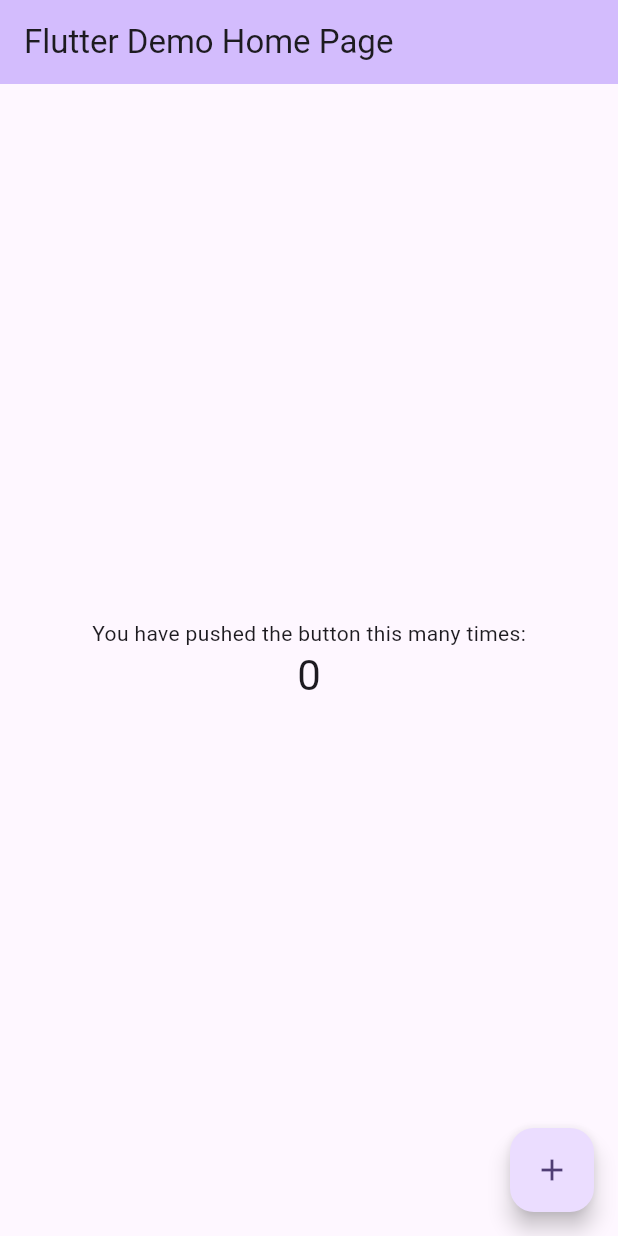
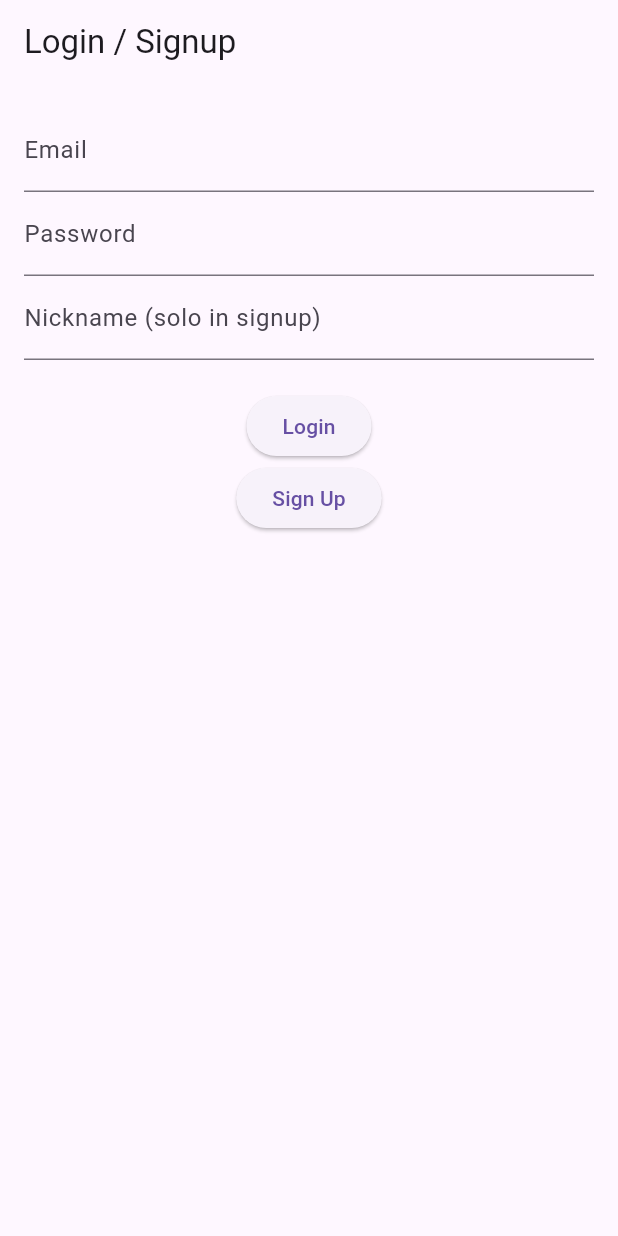
Before and after one commit to Leodiggio/the_mind_game, a Flutter app: the screen it shows after launch, on a phone screen of 412 x 824 dp. Run offline on Flutter 3.47's test engine with Material 3 defaults, Android fonts, the phone set to English and light mode, and no system bars; our stand-ins replace cloud_firestore, firebase_auth, firebase_core, localstorage; accounts and stored records are empty.

Commit message:
added auth logic and login screen. Added Firebase, Firestone....Modified some versioning to avoid conflicts

```diff
--- a/lib/main.dart
+++ b/lib/main.dart
@@ -1,125 +1,44 @@
+import 'package:firebase_auth/firebase_auth.dart';
+import 'package:firebase_core/firebase_core.dart';
 import 'package:flutter/material.dart';
+import 'package:the_mind_game/screens/home_screen.dart';
+import 'package:the_mind_game/screens/login_screen.dart';
+import 'package:the_mind_game/services/auth_service.dart';
+import 'package:the_mind_game/services/user_service.dart';
 
-void main() {
-  runApp(const MyApp());
+void main() async {
+  WidgetsFlutterBinding.ensureInitialized();
+  await Firebase.initializeApp();
+  runApp(MyApp());
 }
 
 class MyApp extends StatelessWidget {
-  const MyApp({super.key});
+  MyApp({super.key});
+
+  final authService = AuthService();
+  final userService = UserService();
 
   // This widget is the root of your application.
   @override
   Widget build(BuildContext context) {
     return MaterialApp(
-      title: 'Flutter Demo',
-      theme: ThemeData(
-        // This is the theme of your application.
-        //
-        // TRY THIS: Try running your application with "flutter run". You'll see
-        // the application has a purple toolbar. Then, without quitting the app,
-        // try changing the seedColor in the colorScheme below to Colors.green
-        // and then invoke "hot reload" (save your changes or press the "hot
-        // reload" button in a Flutter-supported IDE, or press "r" if you used
-        // the command line to start the app).
-        //
-        // Notice that the counter didn't reset back to zero; the application
-        // state is not lost during the reload. To reset the state, use hot
-        // restart instead.
-        //
-        // This works for code too, not just values: Most code changes can be
-        // tested with just a hot reload.
-        colorScheme: ColorScheme.fromSeed(seedColor: Colors.deepPurple),
-        useMaterial3: true,
+      home: StreamBuilder<User?>(
+        stream: FirebaseAuth.instance.authStateChanges(),
+        builder: (context, snapshot) {
+          if (snapshot.connectionState == ConnectionState.active) {
+            final user = snapshot.data;
+            // Se user == null => non loggato => mostra LoginScreen
+            if (user == null) {
+              return LoginScreen(authService: authService,);
+            } else {
+              // se c'è un utente loggato => HomeScreen
+              return HomeScreen(userService: userService,);
+            }
+          }
+          return const Scaffold(
+              body: Center(child: CircularProgressIndicator()));
+        },
       ),
-      home: const MyHomePage(title: 'Flutter Demo Home Page'),
     );
   }
 }
-
-class MyHomePage extends StatefulWidget {
-  const MyHomePage({super.key, required this.title});
-
-  // This widget is the home page of your application. It is stateful, meaning
-  // that it has a State object (defined below) that contains fields that affect
-  // how it looks.
-
-  // This class is the configuration for the state. It holds the values (in this
-  // case the title) provided by the parent (in this case the App widget) and
-  // used by the build method of the State. Fields in a Widget subclass are
-  // always marked "final".
-
-  final String title;
-
-  @override
-  State<MyHomePage> createState() => _MyHomePageState();
-}
-
-class _MyHomePageState extends State<MyHomePage> {
-  int _counter = 0;
-
-  void _incrementCounter() {
-    setState(() {
-      // This call to setState tells the Flutter framework that something has
-      // changed in this State, which causes it to rerun the build method below
-      // so that the display can reflect the updated values. If we changed
-      // _counter without calling setState(), then the build method would not be
-      // called again, and so nothing would appear to happen.
-      _counter++;
-    });
-  }
-
-  @override
-  Widget build(BuildContext context) {
-    // This method is rerun every time setState is called, for instance as done
-    // by the _incrementCounter method above.
-    //
-    // The Flutter framework has been optimized to make rerunning build methods
-    // fast, so that you can just rebuild anything that needs updating rather
-    // than having to individually change instances of widgets.
-    return Scaffold(
-      appBar: AppBar(
-        // TRY THIS: Try changing the color here to a specific color (to
-        // Colors.amber, perhaps?) and trigger a hot reload to see the AppBar
-        // change color while the other colors stay the same.
-        backgroundColor: Theme.of(context).colorScheme.inversePrimary,
-        // Here we take the value from the MyHomePage object that was created by
-        // the App.build method, and use it to set our appbar title.
-        title: Text(widget.title),
-      ),
-      body: Center(
-        // Center is a layout widget. It takes a single child and positions it
-        // in the middle of the parent.
-        child: Column(
-          // Column is also a layout widget. It takes a list of children and
-          // arranges them vertically. By default, it sizes itself to fit its
-          // children horizontally, and tries to be as tall as its parent.
-          //
-          // Column has various properties to control how it sizes itself and
-          // how it positions its children. Here we use mainAxisAlignment to
-          // center the children vertically; the main axis here is the vertical
-          // axis because Columns are vertical (the cross axis would be
-          // horizontal).
-          //
-          // TRY THIS: Invoke "debug painting" (choose the "Toggle Debug Paint"
-          // action in the IDE, or press "p" in the console), to see the
-          // wireframe for each widget.
-          mainAxisAlignment: MainAxisAlignment.center,
-          children: <Widget>[
-            const Text(
-              'You have pushed the button this many times:',
-            ),
-            Text(
-              '$_counter',
-              style: Theme.of(context).textTheme.headlineMedium,
-            ),
-          ],
-        ),
-      ),
-      floatingActionButton: FloatingActionButton(
-        onPressed: _incrementCounter,
-        tooltip: 'Increment',
-        child: const Icon(Icons.add),
-      ), // This trailing comma makes auto-formatting nicer for build methods.
-    );
-  }
-}
--- /dev/null
+++ b/lib/screens/login_screen.dart
@@ -0,0 +1,87 @@
+import 'package:flutter/material.dart';
+import 'package:the_mind_game/services/auth_service.dart';
+
+class LoginScreen extends StatefulWidget {
+  final AuthService authService; // iniettiamo il servizio
+
+  const LoginScreen({Key? key, required this.authService}) : super(key: key);
+
+  @override
+  State<LoginScreen> createState() => _LoginScreenState();
+}
+
+class _LoginScreenState extends State<LoginScreen> {
+  final _emailController = TextEditingController();
+  final _passwordController = TextEditingController();
+  final _nicknameController = TextEditingController();
+
+  Future<void> _login() async {
+    try {
+      await widget.authService.login(
+        _emailController.text,
+        _passwordController.text,
+      );
+      // Il StreamBuilder in main.dart farà il resto (mostrando la Home se utente loggato).
+    } catch (e) {
+      print("Errore di login: $e");
+      // show a dialog/snackbar
+    }
+  }
+
+  Future<void> _signup() async {
+    try {
+      await widget.authService.signup(
+        _emailController.text,
+        _passwordController.text,
+        _nicknameController.text,
+      );
+      // Se va a buon fine, l'utente è loggato e il doc Firestore è creato
+    } catch (e) {
+      print("Errore di signup: $e");
+      // show a dialog/snackbar
+    }
+  }
+
+  @override
+  Widget build(BuildContext context) {
+    return Scaffold(
+      appBar: AppBar(
+        title: const Text("Login / Signup"),
+      ),
+      body: Padding(
+        padding: const EdgeInsets.all(16),
+        child: Column(
+          children: [
+            // Email
+            TextField(
+              controller: _emailController,
+              decoration: const InputDecoration(labelText: "Email"),
+            ),
+            // Password
+            TextField(
+              controller: _passwordController,
+              decoration: const InputDecoration(labelText: "Password"),
+              obscureText: true,
+            ),
+            // Nickname
+            TextField(
+              controller: _nicknameController,
+              decoration:
+              const InputDecoration(labelText: "Nickname (solo in signup)"),
+            ),
+            const SizedBox(height: 20),
+            // Pulsanti
+            ElevatedButton(
+              onPressed: _login,
+              child: const Text("Login"),
+            ),
+            ElevatedButton(
+              onPressed: _signup,
+              child: const Text("Sign Up"),
+            ),
+          ],
+        ),
+      ),
+    );
+  }
+}
--- /dev/null
+++ b/lib/services/auth_service.dart
@@ -0,0 +1,37 @@
+import 'package:cloud_firestore/cloud_firestore.dart';
+import 'package:firebase_auth/firebase_auth.dart';
+
+class AuthService {
+  final FirebaseAuth _firebaseAuth = FirebaseAuth.instance;
+  final FirebaseFirestore _firestore = FirebaseFirestore.instance;
+
+  Future<void> login(String email, String password) async {
+    await _firebaseAuth.signInWithEmailAndPassword(
+      email: email.trim(),
+      password: password.trim(),
+    );
+  }
+
+  Future<void> signup(String email, String password, String nickname) async {
+    final credential = await _firebaseAuth.createUserWithEmailAndPassword(
+      email: email.trim(),
+      password: password.trim(),
+    );
+
+    final user = credential.user;
+    if (user != null) {
+      final String finalNickname = nickname.isEmpty ? 'Player' : nickname;
+      await _firestore.collection('users').doc(user.uid).set({
+        'nickname': finalNickname,
+        'email': user.email,
+        'createdAt': FieldValue.serverTimestamp(),
+      });
+    }
+  }
+
+  Future<void> logout() async {
+    await _firebaseAuth.signOut();
+  }
+
+  User? get currentUser => _firebaseAuth.currentUser;
+}
--- /dev/null
+++ b/lib/services/user_service.dart
@@ -0,0 +1,14 @@
+import 'package:cloud_firestore/cloud_firestore.dart';
+
+class UserService {
+  final FirebaseFirestore _firestore = FirebaseFirestore.instance;
+
+  Future<String?> getNickname(String uid) async {
+    final docSnap = await _firestore.collection('users').doc(uid).get();
+    if (docSnap.exists) {
+      final data = docSnap.data()!;
+      return data['nickname'] as String?;
+    }
+    return null;
+  }
+}
--- a/pubspec.yaml
+++ b/pubspec.yaml
@@ -36,6 +36,9 @@ dependencies:
   cupertino_icons: ^1.0.8
   localstorage:
   shared_preferences:
+  firebase_core: ^3.9.0
+  firebase_auth: ^5.3.4
+  cloud_firestore: ^5.5.0
 
 dev_dependencies:
   flutter_test:
```
Also changed, not shown: lib/providers/game_provider.dart (+67 -10 lines), lib/screens/home_screen.dart (added, +54 -0 lines), pubspec.lock, 7 other files.
